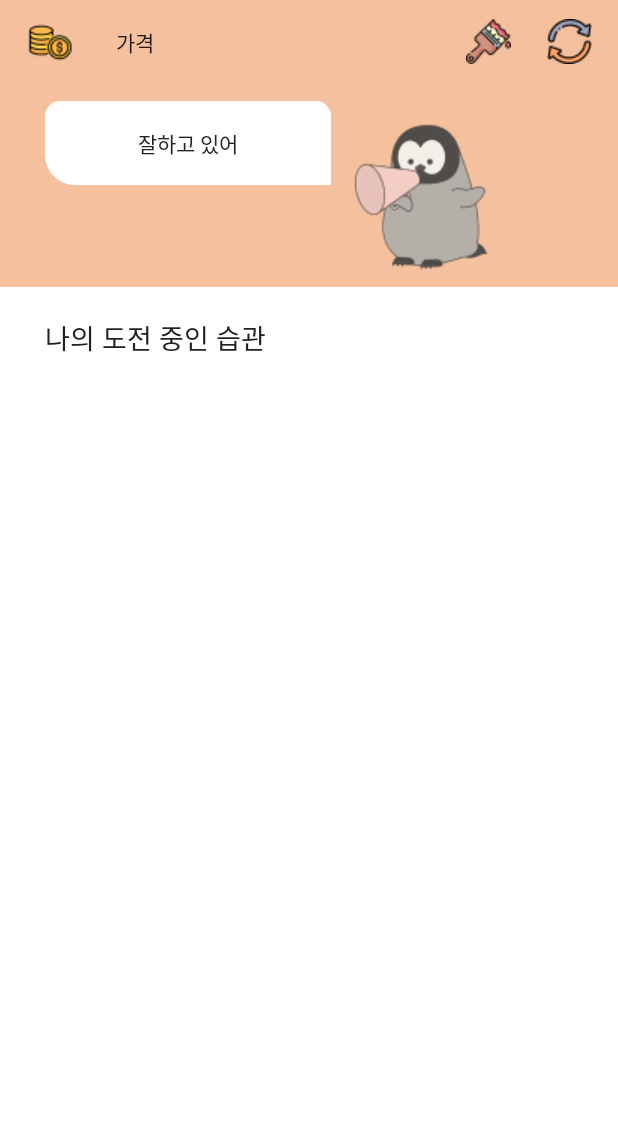
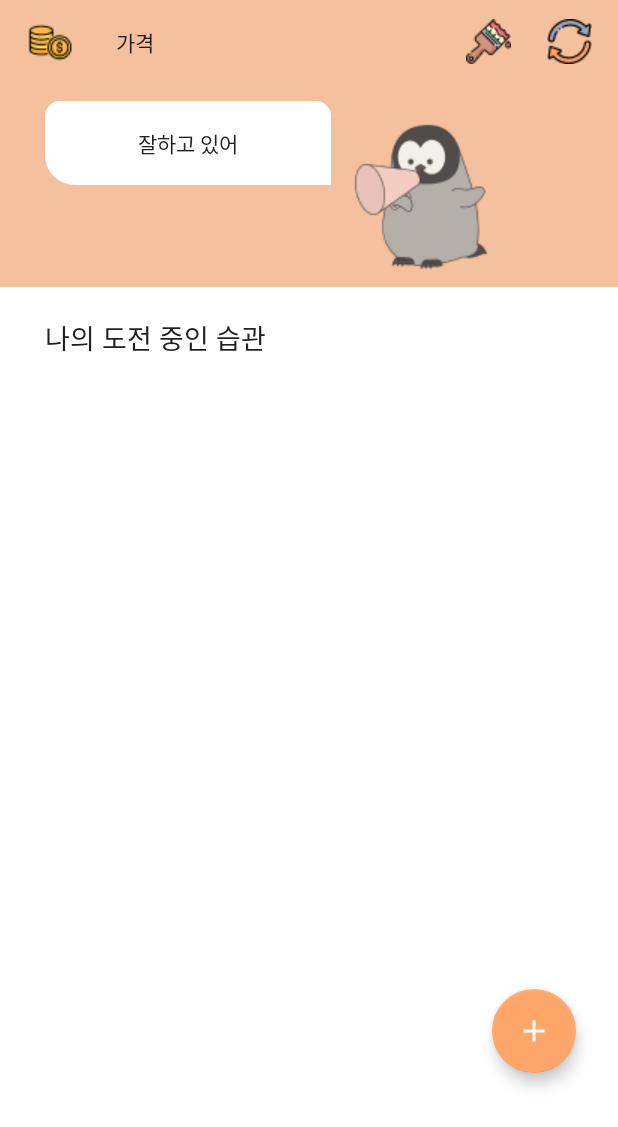
Before and after one commit to sohyun127/TwoOne, an Android app: the HomeActivity screen opened directly, with no data from a screen before it, on a phone screen of 412 x 824 dp. Shown: the top 1127 px of the screen. Run offline under Robolectric (Android 15) with nearby library versions, the phone set to English and light mode, and no system bars.

Commit message:
[FEAT] add fab at home view

```diff
--- a/app/src/main/java/com/example/twoone/presentation/home/HomeActivity.java
+++ b/app/src/main/java/com/example/twoone/presentation/home/HomeActivity.java
@@ -1,20 +1,24 @@
 package com.example.twoone.presentation.home;
 
+import android.content.Intent;
 import android.database.Cursor;
 import android.database.sqlite.SQLiteDatabase;
 import android.os.Bundle;
 import android.util.Log;
+import android.view.View;
 
 import androidx.annotation.Nullable;
 import androidx.appcompat.app.AppCompatActivity;
 import androidx.recyclerview.widget.RecyclerView;
 
+import com.example.twoone.R;
 import com.example.twoone.data.DbManager;
 import com.example.twoone.databinding.ActivityHomeBinding;
+import com.example.twoone.presentation.onboarding.ChallengeActivity;
 
 import java.util.ArrayList;
 
-public class HomeActivity extends AppCompatActivity {
+public class HomeActivity extends AppCompatActivity implements View.OnClickListener {
 
     private ActivityHomeBinding binding;
 
@@ -29,6 +33,7 @@ public class HomeActivity extends AppCompatActivity {
         setContentView(binding.getRoot());
 
         setAdapter();
+        binding.fabHome.setOnClickListener(this);
     }
 
     public void setAdapter() {
@@ -56,4 +61,14 @@ public class HomeActivity extends AppCompatActivity {
         adapter.notifyDataSetChanged();
         recyclerView.setAdapter(adapter);
     }
+
+    @Override
+    public void onClick(View v) {
+        switch (v.getId()){
+            case R.id.fab_home:
+                startActivity(new Intent(this, ChallengeActivity.class));
+                finish();
+        }
+
+    }
 }
--- /dev/null
+++ b/app/src/main/res/drawable/ic_add.xml
@@ -0,0 +1,5 @@
+<vector android:height="24dp" android:tint="#000000"
+    android:viewportHeight="24" android:viewportWidth="24"
+    android:width="24dp" xmlns:android="http://schemas.android.com/apk/res/android">
+    <path android:fillColor="@android:color/white" android:pathData="M19,13h-6v6h-2v-6H5v-2h6V5h2v6h6v2z"/>
+</vector>
--- a/app/src/main/res/layout/activity_home.xml
+++ b/app/src/main/res/layout/activity_home.xml
@@ -73,4 +73,22 @@
         app:layout_constraintTop_toBottomOf="@id/tv_home_title"
         tools:listitem="@layout/item_home" />
 
+    <com.google.android.material.floatingactionbutton.FloatingActionButton
+        android:id="@+id/fab_home"
+        android:layout_width="wrap_content"
+        android:layout_height="wrap_content"
+        android:layout_marginStart="300dp"
+        android:layout_marginTop="550dp"
+        android:clickable="true"
+        android:contentDescription="addFab"
+        android:focusable="true"
+        android:src="@drawable/ic_add"
+        android:visibility="visible"
+        app:backgroundTint="@color/color_main1"
+        app:layout_constraintBottom_toBottomOf="parent"
+        app:layout_constraintEnd_toEndOf="parent"
+        app:layout_constraintStart_toStartOf="parent"
+        app:layout_constraintTop_toTopOf="parent"
+        tools:srcCompat="@tools:sample/avatars" />
+
 </androidx.constraintlayout.widget.ConstraintLayout>
```
